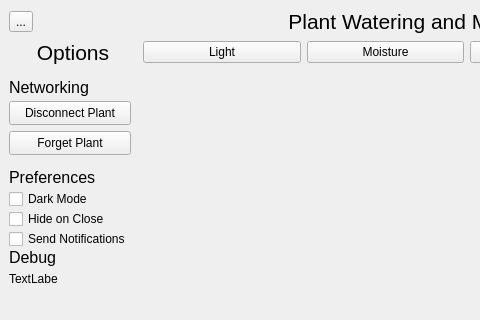
Before: the Qt Designer form PlantWateringAndMonitoringSystem/mainwindow.ui in AmethystBird/Plant-Watering-And-Monitering-Client, drawn with Qt 5; both pictures show x 0 to 480 and y 0 to 320 of the 800 by 600 pixel window.
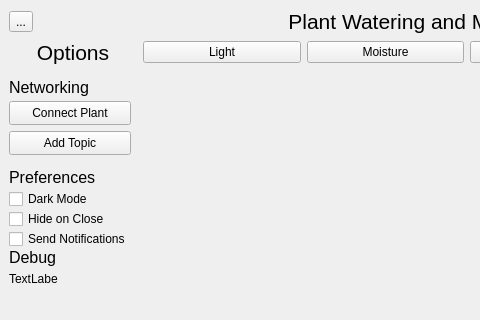
After: the same form once the commit is applied.

Commit message: Stable base - pre-adding dialog

Diff of the .ui file:
```diff
--- a/PlantWateringAndMonitoringSystem/mainwindow.ui
+++ b/PlantWateringAndMonitoringSystem/mainwindow.ui
@@ -213,7 +213,7 @@
         </size>
        </property>
        <property name="text">
-        <string>Disconnect Plant</string>
+        <string>Connect Plant</string>
        </property>
       </widget>
       <widget class="QPushButton" name="forgetPlantButton">
@@ -238,7 +238,7 @@
         </size>
        </property>
        <property name="text">
-        <string>Forget Plant</string>
+        <string>Add Topic</string>
        </property>
       </widget>
       <widget class="QLabel" name="preferencesLabel">
```
Left out of the diff: 4 changed lines with no effect on the pictures. The commit also changes 3 other files.
